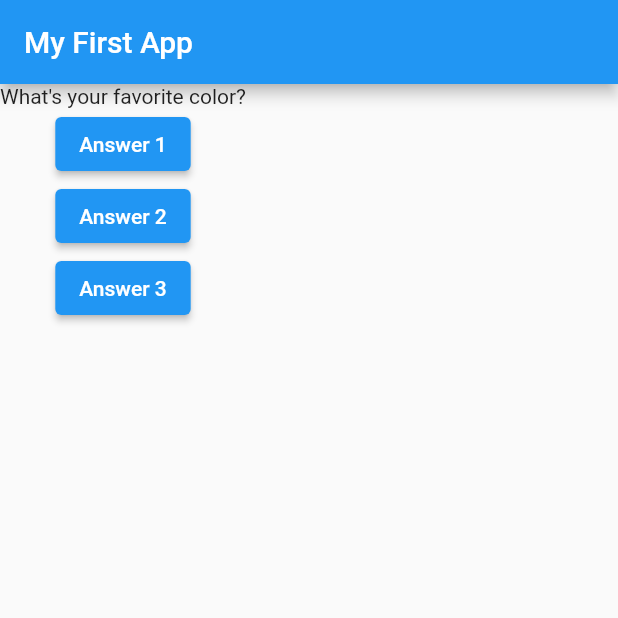
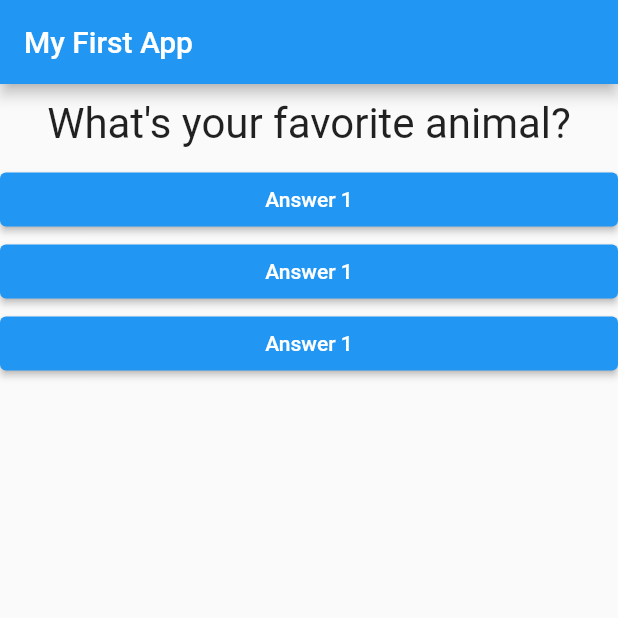
Before and after one commit to Ari-swifty/MyFlutterWorks, a Flutter app: the screen it shows after launch, after a tap on "Answer 1", on a phone screen of 412 x 824 dp, the top half of it. Run offline on Flutter 3.47's test engine with Material 2 defaults, Android fonts, the phone set to English and light mode, and no system bars.

```diff
--- /dev/null
+++ b/ari_first_project/lib/answer.dart
@@ -0,0 +1,19 @@
+import 'package:flutter/material.dart';
+import 'package:flutter/widgets.dart';
+
+class Answer extends StatelessWidget {
+  final VoidCallback selectHandler;
+  Answer(this.selectHandler);
+  @override
+  Widget build(BuildContext context) {
+    return Container(
+      width: double.infinity,
+      child: ElevatedButton(
+        style: ButtonStyle(
+            backgroundColor: MaterialStateProperty.all(Colors.blue)),
+        child: Text('Answer 1'),
+        onPressed: selectHandler,
+      ),
+    );
+  }
+}
--- a/ari_first_project/lib/main.dart
+++ b/ari_first_project/lib/main.dart
@@ -1,4 +1,6 @@
 import 'package:flutter/material.dart';
+import './question.dart';
+import './answer.dart';
 
 // void main() {
 //   runApp(MyApp());
@@ -9,19 +11,19 @@ void main() => runApp(MyApp());
 class MyApp extends StatefulWidget {
   @override
   State<StatefulWidget> createState() {
-    return MyAppState();
+    return _MyAppState();
   }
 }
 
-class MyAppState extends State<MyApp> {
+class _MyAppState extends State<MyApp> {
   var questions = [
     "What\'s your favorite color?",
     "What\'s your favorite animal?"
   ];
-  var questionIndex = 0;
-  void answerQuestion() {
+  var _questionIndex = 0;
+  void _answerQuestion() {
     setState(() {
-      questionIndex = questionIndex + 1;
+      _questionIndex = _questionIndex + 1;
     });
   }
 
@@ -32,21 +34,10 @@ class MyAppState extends State<MyApp> {
           title: Text("My First App"),
         ),
         body: Column(children: [
-          Text(questions.elementAt(questionIndex)),
-          ElevatedButton(
-            child: Text("Answer 1"),
-            onPressed: () => print("Answer2 Choosen"),
-          ),
-          ElevatedButton(
-            child: Text("Answer 2"),
-            onPressed: answerQuestion,
-          ),
-          ElevatedButton(
-            child: Text("Answer 3"),
-            onPressed: () {
-              print("Answer3 Choosen");
-            },
-          ),
+          Question(questions.elementAt(_questionIndex)),
+          Answer(_answerQuestion),
+          Answer(_answerQuestion),
+          Answer(_answerQuestion),
         ]),
       ),
     );
--- /dev/null
+++ b/ari_first_project/lib/question.dart
@@ -0,0 +1,19 @@
+import 'package:flutter/material.dart';
+
+class Question extends StatelessWidget {
+  final String questionText;
+  Question(this.questionText);
+
+  @override
+  Widget build(BuildContext context) {
+    return Container(
+      width: double.infinity,
+      margin: EdgeInsets.all(10),
+      child: Text(
+        questionText,
+        style: TextStyle(fontSize: 28),
+        textAlign: TextAlign.center,
+      ),
+    );
+  }
+}
```
Also changed, not shown: 1 other file.
